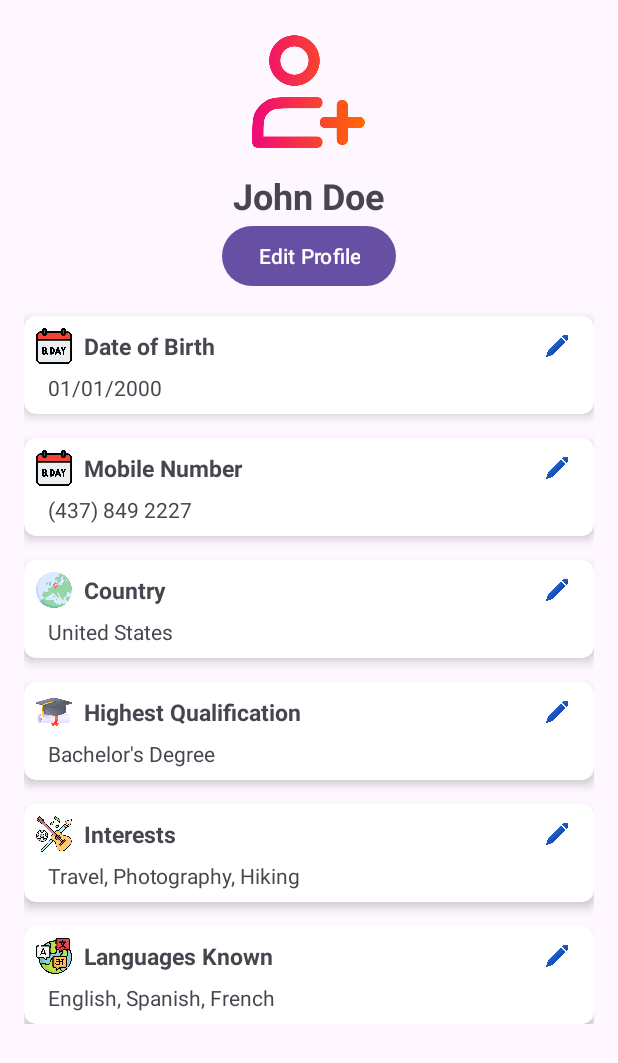
After one commit to rohithgoud20/LearnoVerse, an Android app: the profilepage screen opened directly, with no data from a screen before it, on a phone screen of 412 x 824 dp. The commit adds this screen. Shown: the top 1063 px of the screen. Run offline under Robolectric (Android 15) with nearby library versions, the phone set to English and light mode, and no system bars.

Commit message:
Merge remote-tracking branch 'origin/main'
# Conflicts:
#	app/src/main/AndroidManifest.xml

```diff
--- a/app/src/main/java/com/example/learnoverse/HomePage.java
+++ b/app/src/main/java/com/example/learnoverse/HomePage.java
@@ -145,6 +145,11 @@ public class HomePage extends AppCompatActivity {
         finish();
     }
 
+    private void navigateToprofilepage() {
+        Intent intent = new Intent(HomePage.this, profilepage.class);
+        startActivity(intent);
+    }
+
     private void openNotifications() {
 
         Intent intent = new Intent(HomePage.this, NotificationsActivity.class);
@@ -160,11 +165,12 @@ public class HomePage extends AppCompatActivity {
             @Override
             public boolean onMenuItemClick(MenuItem item) {
                 if (item.getItemId() == R.id.menu_profile) {
-                    // Handle profile option
+                    navigateToprofilepage();
                     return true;
                 } else if (item.getItemId() == R.id.menu_logout) {
                     navigateToMainActivity();
                     return true;
+
                 } else {
                     return false;
                 }
@@ -225,7 +231,7 @@ public class HomePage extends AppCompatActivity {
 
     private void redirectToCourse(String course) {
         // Implement the logic to redirect to the selected course activity
-        Intent intent;
+//        Intent intent;
 //        switch (course) {
 //            case "Introduction to Programming":
 //                intent = new Intent(HomePage.this, IntroductionToProgrammingActivity.class);
--- a/app/src/main/java/com/example/learnoverse/ImageAdapter.java
+++ b/app/src/main/java/com/example/learnoverse/ImageAdapter.java
@@ -25,7 +25,7 @@ public class ImageAdapter extends RecyclerView.Adapter<ImageAdapter.ImageViewHol
 
     @Override
     public ImageViewHolder onCreateViewHolder(@NonNull ViewGroup parent, int viewType) {
-        View itemView = LayoutInflater.from(parent.getContext()).inflate(R.layout.image_list_view, parent, false);
+        View itemView = LayoutInflater.from(parent.getContext()).inflate(R.layout.item_image, parent, false);
         return new ImageViewHolder(itemView);
     }
 
--- /dev/null
+++ b/app/src/main/java/com/example/learnoverse/profilepage.java
@@ -0,0 +1,67 @@
+package com.example.learnoverse;
+
+import androidx.appcompat.app.AlertDialog;
+import androidx.appcompat.app.AppCompatActivity;
+
+import android.content.DialogInterface;
+import android.content.Intent;
+import android.graphics.Bitmap;
+import android.net.Uri;
+import android.os.Bundle;
+import android.provider.MediaStore;
+import android.view.View;
+import android.widget.ImageView;
+
+public class profilepage extends AppCompatActivity {
+
+    private static final int REQUEST_CAMERA = 1;
+    private static final int REQUEST_GALLERY = 2;
+    private ImageView profileImage;
+
+    @Override
+    protected void onCreate(Bundle savedInstanceState) {
+        super.onCreate(savedInstanceState);
+        setContentView(R.layout.activity_profilepage);
+        profileImage = findViewById(R.id.profileImage);
+    }
+
+    public void selectProfilePicture(View view) {
+        // Create a dialog or an Intent to allow the user to choose a profile picture.
+        // You can implement your own dialog or open the gallery/camera using an Intent.
+        AlertDialog.Builder builder = new AlertDialog.Builder(this);
+        builder.setTitle("Choose a Profile Picture")
+                .setItems(new CharSequence[]{"Gallery", "Camera"}, new DialogInterface.OnClickListener() {
+                    @Override
+                    public void onClick(DialogInterface dialog, int which) {
+                        switch (which) {
+                            case 0: // Gallery
+                                Intent galleryIntent = new Intent(Intent.ACTION_PICK, android.provider.MediaStore.Images.Media.EXTERNAL_CONTENT_URI);
+                                startActivityForResult(galleryIntent, REQUEST_GALLERY);
+                                break;
+                            case 1: // Camera
+                                Intent cameraIntent = new Intent(MediaStore.ACTION_IMAGE_CAPTURE);
+                                startActivityForResult(cameraIntent, REQUEST_CAMERA);
+                                break;
+                        }
+                    }
+                })
+                .show();
+    }
+
+    @Override
+    protected void onActivityResult(int requestCode, int resultCode, Intent data) {
+        super.onActivityResult(requestCode, resultCode, data);
+
+        if (resultCode == RESULT_OK) {
+            if (requestCode == REQUEST_GALLERY) {
+                // Handle the gallery selection and set the image to the ImageView.
+                Uri selectedImage = data.getData();
+                profileImage.setImageURI(selectedImage);
+            } else if (requestCode == REQUEST_CAMERA) {
+                // Handle the camera capture and set the image to the ImageView.
+                Bitmap photo = (Bitmap) data.getExtras().get("data");
+                profileImage.setImageBitmap(photo);
+            }
+        }
+    }
+}
--- /dev/null
+++ b/app/src/main/res/layout/activity_profilepage.xml
@@ -0,0 +1,393 @@
+<!-- res/layout/activity_profile.xml -->
+<ScrollView xmlns:android="http://schemas.android.com/apk/res/android"
+    android:layout_width="match_parent"
+    android:layout_height="match_parent"
+    xmlns:app="http://schemas.android.com/apk/res-auto">
+
+    <LinearLayout
+        android:layout_width="match_parent"
+        android:layout_height="wrap_content"
+        android:orientation="vertical"
+        android:padding="16dp">
+
+        <ImageView
+            android:id="@+id/profileImage"
+            android:src="@drawable/avtar"
+            android:layout_width="90dp"
+            android:layout_height="90dp"
+            android:layout_gravity="center"
+            android:clickable="true"
+            android:onClick="selectProfilePicture"
+            android:focusable="true" />
+
+        <TextView
+            android:id="@+id/profileName"
+            android:layout_width="wrap_content"
+            android:layout_height="wrap_content"
+            android:layout_gravity="center"
+            android:text="John Doe"
+            android:textSize="24sp"
+            android:textStyle="bold"
+            android:paddingTop="8dp"/>
+
+        <Button
+            android:id="@+id/editButton"
+            android:layout_width="wrap_content"
+            android:layout_height="wrap_content"
+            android:layout_gravity="center"
+            android:text="Edit Profile"/>
+
+        <!-- CardView for Date of Birth -->
+        <androidx.cardview.widget.CardView
+            android:layout_width="match_parent"
+            android:layout_height="match_parent"
+            app:cardElevation="4dp"
+            app:cardCornerRadius="8dp"
+            android:layout_marginTop="16dp">
+
+            <!-- First Row (Heading) -->
+            <LinearLayout
+                android:layout_width="match_parent"
+                android:layout_height="wrap_content"
+                android:orientation="horizontal"
+                android:padding="8dp">
+
+                <ImageView
+                    android:layout_width="24dp"
+                    android:layout_height="24dp"
+                    android:src="@drawable/calendar"
+                    android:contentDescription="Date of Birth"
+                    android:layout_gravity="left"/>
+
+                <TextView
+                    android:layout_width="307dp"
+                    android:layout_height="wrap_content"
+                    android:layout_gravity="center"
+                    android:paddingStart="8dp"
+                    android:text="Date of Birth"
+                    android:textSize="15sp"
+                    android:textStyle="bold" />
+
+                <ImageView
+                    android:id="@+id/editDob"
+                    android:layout_width="24dp"
+                    android:layout_height="24dp"
+                    android:src="@drawable/pencil"
+                    android:layout_gravity="right"
+                    android:contentDescription="Edit Date of Birth"
+                    android:paddingStart="8dp"/>
+            </LinearLayout>
+
+            <!-- Second Row (Value) -->
+            <LinearLayout
+                android:layout_width="match_parent"
+                android:layout_height="wrap_content"
+                android:orientation="vertical"
+                android:layout_marginTop="30dp"
+                android:padding="8dp">
+
+                <TextView
+                    android:id="@+id/dobText"
+                    android:layout_width="match_parent"
+                    android:layout_height="wrap_content"
+                    android:text="01/01/2000"
+                    android:paddingStart="8dp"/>
+            </LinearLayout>
+        </androidx.cardview.widget.CardView>
+
+        <!-- CardView for Mobile Number -->
+        <androidx.cardview.widget.CardView
+            android:layout_width="match_parent"
+            android:layout_height="match_parent"
+            app:cardElevation="4dp"
+            app:cardCornerRadius="8dp"
+            android:layout_marginTop="16dp">
+
+            <!-- First Row (Heading) -->
+            <LinearLayout
+                android:layout_width="match_parent"
+                android:layout_height="wrap_content"
+                android:orientation="horizontal"
+                android:padding="8dp">
+
+                <ImageView
+                    android:layout_width="24dp"
+                    android:layout_height="24dp"
+                    android:src="@drawable/calendar"
+                    android:contentDescription="Mobile Number"
+                    android:layout_gravity="left"/>
+
+                <TextView
+                    android:layout_width="307dp"
+                    android:layout_height="wrap_content"
+                    android:layout_gravity="center"
+                    android:paddingStart="8dp"
+                    android:text="Mobile Number"
+                    android:textSize="15sp"
+                    android:textStyle="bold" />
+
+                <ImageView
+                    android:id="@+id/editmobile"
+                    android:layout_width="24dp"
+                    android:layout_height="24dp"
+                    android:src="@drawable/pencil"
+                    android:layout_gravity="right"
+                    android:contentDescription="Edit Date of Birth"
+                    android:paddingStart="8dp"/>
+            </LinearLayout>
+
+            <!-- Second Row (Value) -->
+            <LinearLayout
+                android:layout_width="match_parent"
+                android:layout_height="wrap_content"
+                android:orientation="vertical"
+                android:layout_marginTop="30dp"
+                android:padding="8dp">
+
+                <TextView
+                    android:id="@+id/mobile"
+                    android:layout_width="match_parent"
+                    android:layout_height="wrap_content"
+                    android:text="(437) 849 2227"
+                    android:paddingStart="8dp"/>
+            </LinearLayout>
+        </androidx.cardview.widget.CardView>
+
+        <!-- CardView for Country -->
+        <androidx.cardview.widget.CardView
+            android:layout_width="match_parent"
+            android:layout_height="match_parent"
+            app:cardElevation="4dp"
+            app:cardCornerRadius="8dp"
+            android:layout_marginTop="16dp">
+
+            <!-- First Row (Heading) -->
+            <LinearLayout
+                android:layout_width="match_parent"
+                android:layout_height="wrap_content"
+                android:orientation="horizontal"
+                android:padding="8dp">
+
+                <ImageView
+                    android:layout_width="24dp"
+                    android:layout_height="24dp"
+                    android:src="@drawable/europe"
+                    android:contentDescription="Country"
+                    android:layout_gravity="left" />
+
+                <TextView
+                    android:layout_width="307dp"
+                    android:layout_height="wrap_content"
+                    android:layout_gravity="center"
+                    android:paddingStart="8dp"
+                    android:text="Country"
+                    android:textSize="15sp"
+                    android:textStyle="bold" />
+
+                <ImageView
+                    android:id="@+id/editCountry"
+                    android:layout_width="24dp"
+                    android:layout_height="24dp"
+                    android:src="@drawable/pencil"
+                    android:layout_gravity="right"
+                    android:contentDescription="Edit Country"
+                    android:paddingStart="8dp" />
+            </LinearLayout>
+
+            <!-- Second Row (Value) -->
+            <LinearLayout
+                android:layout_width="match_parent"
+                android:layout_height="wrap_content"
+                android:orientation="vertical"
+                android:layout_marginTop="30dp"
+                android:padding="8dp">
+
+                <TextView
+                    android:id="@+id/country"
+                    android:layout_width="match_parent"
+                    android:layout_height="wrap_content"
+                    android:text="United States"
+                    android:paddingStart="8dp" />
+            </LinearLayout>
+        </androidx.cardview.widget.CardView>
+
+        <!-- CardView for Highest Qualification -->
+        <androidx.cardview.widget.CardView
+            android:layout_width="match_parent"
+            android:layout_height="match_parent"
+            app:cardElevation="4dp"
+            app:cardCornerRadius="8dp"
+            android:layout_marginTop="16dp">
+
+            <!-- First Row (Heading) -->
+            <LinearLayout
+                android:layout_width="match_parent"
+                android:layout_height="wrap_content"
+                android:orientation="horizontal"
+                android:padding="8dp">
+
+                <ImageView
+                    android:layout_width="24dp"
+                    android:layout_height="24dp"
+                    android:src="@drawable/university"
+                    android:contentDescription="Highest Qualification"
+                    android:layout_gravity="left" />
+
+                <TextView
+                    android:layout_width="307dp"
+                    android:layout_height="wrap_content"
+                    android:layout_gravity="center"
+                    android:paddingStart="8dp"
+                    android:text="Highest Qualification"
+                    android:textSize="15sp"
+                    android:textStyle="bold" />
+
+                <ImageView
+                    android:id="@+id/editQualification"
+                    android:layout_width="24dp"
+                    android:layout_height="24dp"
+                    android:src="@drawable/pencil"
+                    android:layout_gravity="right"
+                    android:contentDescription="Edit Highest Qualification"
+                    android:paddingStart="8dp" />
+            </LinearLayout>
+
+            <!-- Second Row (Value) -->
+            <LinearLayout
+                android:layout_width="match_parent"
+                android:layout_height="wrap_content"
+                android:orientation="vertical"
+                android:layout_marginTop="30dp"
+                android:padding="8dp">
+
+                <TextView
+                    android:id="@+id/qualification"
+                    android:layout_width="match_parent"
+                    android:layout_height="wrap_content"
+                    android:text="Bachelor's Degree"
+                    android:paddingStart="8dp" />
+            </LinearLayout>
+        </androidx.cardview.widget.CardView>
+
+
+        <!-- CardView for Interests -->
+        <androidx.cardview.widget.CardView
+            android:layout_width="match_parent"
+            android:layout_height="match_parent"
+            app:cardElevation="4dp"
+            app:cardCornerRadius="8dp"
+            android:layout_marginTop="16dp">
+
+            <!-- First Row (Heading) -->
+            <LinearLayout
+                android:layout_width="match_parent"
+                android:layout_height="wrap_content"
+                android:orientation="horizontal"
+                android:padding="8dp">
+
+                <ImageView
+                    android:layout_width="24dp"
+                    android:layout_height="24dp"
+                    android:src="@drawable/hobby"
+                    android:contentDescription="Interests"
+                    android:layout_gravity="left" />
+
+                <TextView
+                    android:layout_width="307dp"
+                    android:layout_height="wrap_content"
+                    android:layout_gravity="center"
+                    android:paddingStart="8dp"
+                    android:text="Interests"
+                    android:textSize="15sp"
+                    android:textStyle="bold" />
+
+                <ImageView
+                    android:id="@+id/editInterests"
+                    android:layout_width="24dp"
+                    android:layout_height="24dp"
+                    android:src="@drawable/pencil"
+                    android:layout_gravity="right"
+                    android:contentDescription="Edit Interests"
+                    android:paddingStart="8dp" />
+            </LinearLayout>
+
+            <!-- Second Row (Value) -->
+            <LinearLayout
+                android:layout_width="match_parent"
+                android:layout_height="wrap_content"
+                android:orientation="vertical"
+                android:layout_marginTop="30dp"
+                android:padding="8dp">
+
+                <TextView
+                    android:id="@+id/interests"
+                    android:layout_width="match_parent"
+                    android:layout_height="wrap_content"
+                    android:text="Travel, Photography, Hiking"
+                    android:paddingStart="8dp" />
+            </LinearLayout>
+        </androidx.cardview.widget.CardView>
+        <!-- CardView for Languages Known -->
+        <androidx.cardview.widget.CardView
+            android:layout_width="match_parent"
+            android:layout_height="match_parent"
+            app:cardElevation="4dp"
+            app:cardCornerRadius="8dp"
+            android:layout_marginTop="16dp">
+
+            <!-- First Row (Heading) -->
+            <LinearLayout
+                android:layout_width="match_parent"
+                android:layout_height="wrap_content"
+                android:orientation="horizontal"
+                android:padding="8dp">
+
+                <ImageView
+                    android:layout_width="24dp"
+                    android:layout_height="24dp"
+                    android:src="@drawable/languages"
+                    android:contentDescription="Languages Known"
+                    android:layout_gravity="left" />
+
+                <TextView
+                    android:layout_width="307dp"
+                    android:layout_height="wrap_content"
+                    android:layout_gravity="center"
+                    android:paddingStart="8dp"
+                    android:text="Languages Known"
+                    android:textSize="15sp"
+                    android:textStyle="bold" />
+
+                <ImageView
+                    android:id="@+id/editLanguages"
+                    android:layout_width="24dp"
+                    android:layout_height="24dp"
+                    android:src="@drawable/pencil"
+                    android:layout_gravity="right"
+                    android:contentDescription="Edit Languages Known"
+                    android:paddingStart="8dp" />
+            </LinearLayout>
+
+            <!-- Second Row (Value) -->
+            <LinearLayout
+                android:layout_width="match_parent"
+                android:layout_height="wrap_content"
+                android:orientation="vertical"
+                android:layout_marginTop="30dp"
+                android:padding="8dp">
+
+                <TextView
+                    android:id="@+id/languages"
+                    android:layout_width="match_parent"
+                    android:layout_height="wrap_content"
+                    android:text="English, Spanish, French"
+                    android:paddingStart="8dp" />
+            </LinearLayout>
+        </androidx.cardview.widget.CardView>
+
+
+
+
+
+    </LinearLayout>
+</ScrollView>
--- a/app/src/main/res/layout/activity_selected_course_view.xml
+++ b/app/src/main/res/layout/activity_selected_course_view.xml
@@ -11,10 +11,10 @@
         android:layout_width="match_parent"
         android:layout_height="wrap_content"
         android:id="@+id/Instructorlist"
-        android:drawableStart="@drawable/coach"
         android:textSize="18sp"
         android:textStyle="bold"
         android:paddingBottom="14dp" />
+<!--    android:drawableStart="@drawable/coach"-->
 
     <!-- CardView for containing the table and pagination controls -->
     <androidx.cardview.widget.CardView
@@ -29,10 +29,10 @@
             android:layout_width="match_parent"
             android:layout_height="wrap_content"
             android:text="Select any instructor"
-            android:drawableStart="@drawable/selectall"
             android:textSize="18sp"
             android:textStyle="bold"
             android:paddingBottom="16dp" />
+<!--        android:drawableStart="@drawable/selectall"-->
 
         <LinearLayout
             android:layout_width="match_parent"
--- a/app/src/main/res/layout/item_image.xml
+++ b/app/src/main/res/layout/item_image.xml
@@ -1,7 +1,22 @@
 <?xml version="1.0" encoding="utf-8"?>
-<ImageView xmlns:android="http://schemas.android.com/apk/res/android"
+
+<LinearLayout xmlns:android="http://schemas.android.com/apk/res/android"
+android:layout_width="match_parent"
+android:layout_height="wrap_content"
+android:orientation="horizontal"
+android:padding="16dp">
+
+<ImageView
     android:id="@+id/imageView"
-    android:layout_width="100dp"
-    android:layout_height="100dp"
-    android:scaleType="centerCrop"
-    android:padding="8dp" />
+    android:layout_width="50dp"
+    android:layout_height="50dp"
+    android:scaleType="centerCrop"/>
+
+<TextView
+    android:id="@+id/titleTextView"
+    android:layout_width="wrap_content"
+    android:layout_height="wrap_content"
+    android:layout_marginStart="16dp"
+    android:text="Title"
+    android:textSize="16sp" />
+</LinearLayout>
```
Also changed, not shown: app/src/main/AndroidManifest.xml (+9 -3 lines), app/src/main/res/drawable/avtar.png (added), app/src/main/res/drawable/calendar.png (added), app/src/main/res/drawable/europe.png (added), app/src/main/res/drawable/hobby.png (added), app/src/main/res/drawable/languages.png (added), app/src/main/res/drawable/pencil.png (added), app/src/main/res/drawable/telephone.png (added), app/src/main/res/drawable/university.png (added).
